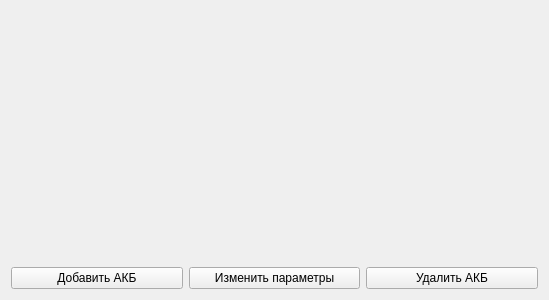
Above: ui/batteries.ui from mikhailmishurinskikh/parametrizator before the change. Below: the same form after it.
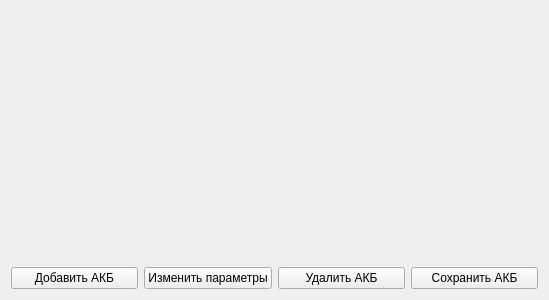
That is the form after the change.

The edit to the form file:
```diff
--- a/ui/batteries.ui
+++ b/ui/batteries.ui
@@ -40,6 +40,13 @@
        </property>
       </widget>
      </item>
+     <item>
+      <widget class="QPushButton" name="saveBattery_button">
+       <property name="text">
+        <string>Сохранить АКБ</string>
+       </property>
+      </widget>
+     </item>
     </layout>
    </item>
   </layout>
```
